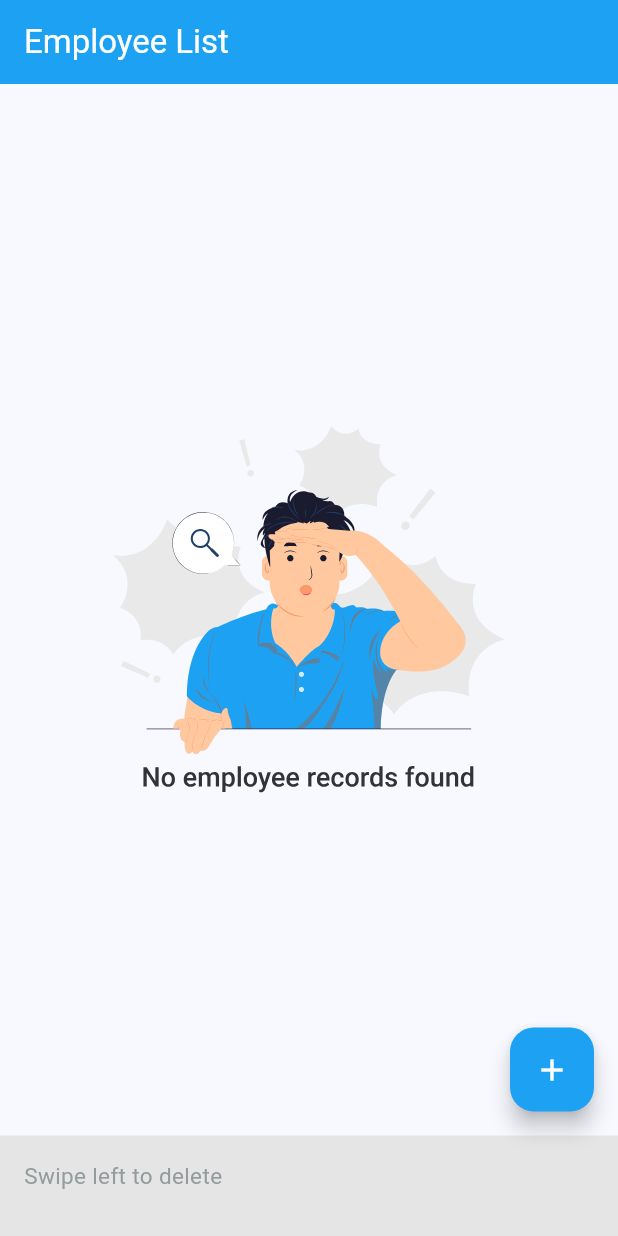
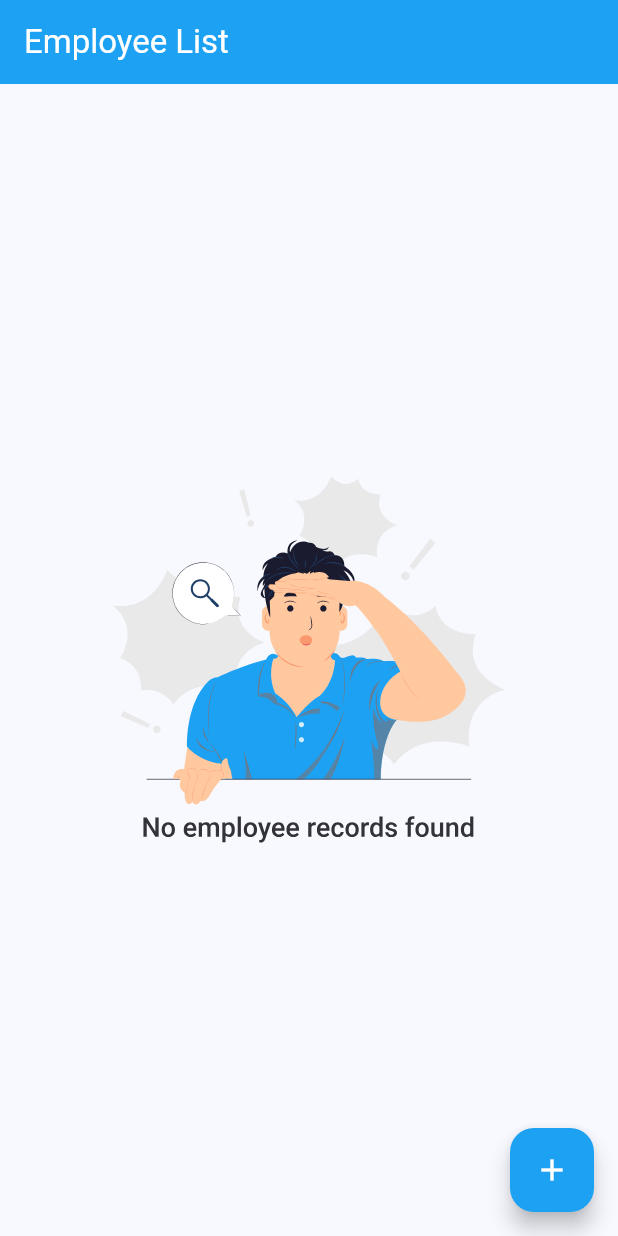
Before and after one commit to satyam-211/Employee, a Flutter app: the screen it shows after launch, on a phone screen of 412 x 824 dp. Run offline on Flutter 3.47's test engine with Material 3 defaults, Android fonts, the phone set to English and light mode, and no system bars; our stand-ins replace bloc, flutter_bloc, flutter_svg, hive, hive_flutter, table_calendar; accounts and stored records are empty.

Commit message:
Added condition to display bottom swipe text

```diff
--- a/lib/views/employee_list/employee_list_screen.dart
+++ b/lib/views/employee_list/employee_list_screen.dart
@@ -118,7 +118,12 @@ class _EmployeeListScreenState extends State<EmployeeListScreen> {
           color: CommonColors.whiteColor,
         ),
       ),
-      bottomNavigationBar: const ColoredBox(
+      bottomNavigationBar: BlocBuilder<EmployeeListCubit, EmployeeListState>(
+        builder: (context, state) {
+          return (state is EmployeeListLoaded &&
+                  (state.currentEmployees.isNotEmpty ||
+                      state.previousEmployees.isNotEmpty))
+              ? const ColoredBox(
                   color: CommonColors.borderColor,
                   child: Padding(
                     padding: EdgeInsets.only(
@@ -136,6 +141,9 @@ class _EmployeeListScreenState extends State<EmployeeListScreen> {
                       ),
                     ),
                   ),
+                )
+              : const SizedBox.shrink();
+        },
       ),
     );
   }
```
Lines whose indentation alone changed are shown as unchanged.
